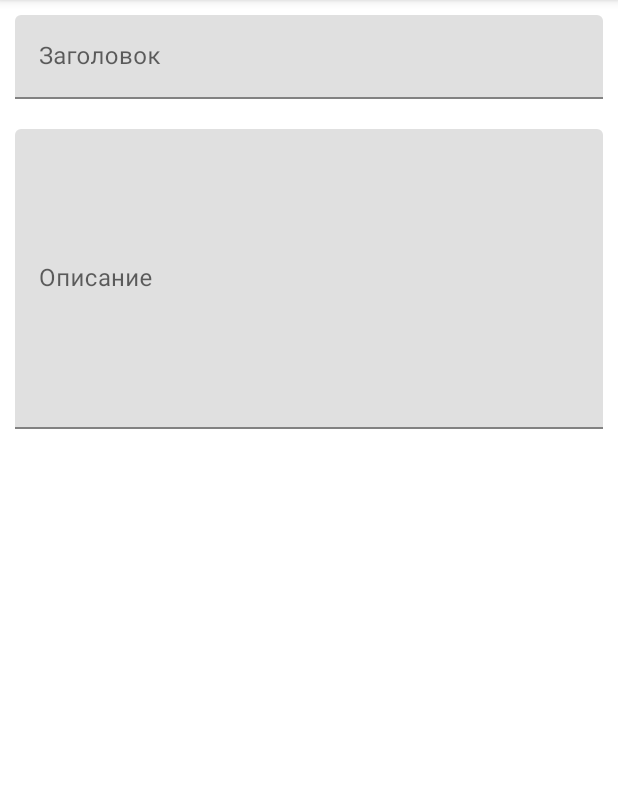
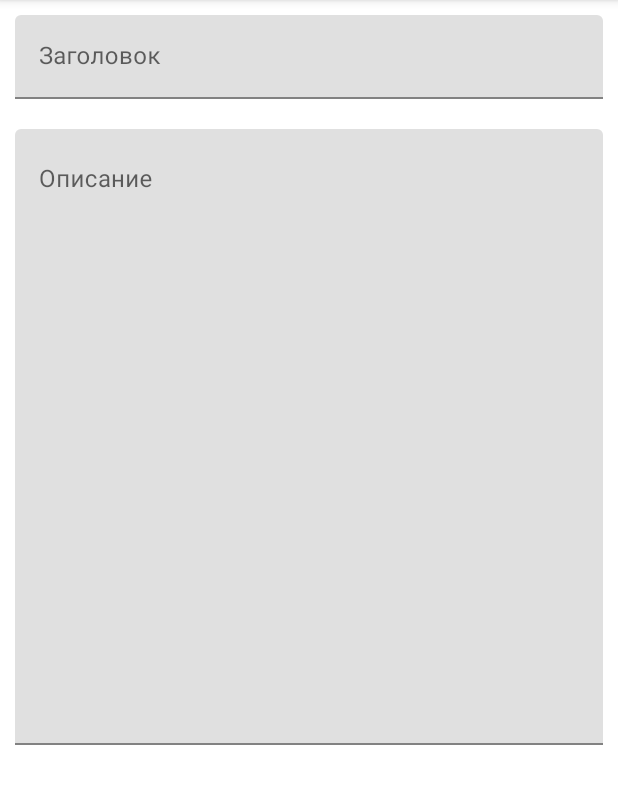
Before and after one commit to JackSaf/Notes, an Android app: the fragment NoteDetailsFragment placed in its activity, on a phone screen of 412 x 824 dp, the part 84-888 px from its top. Run offline under Robolectric (Android 15) with nearby library versions, the phone set to English and light mode, and no system bars; our stand-ins replace Dagger/Hilt's generated code.

Commit message:
changed text field for description

```diff
--- a/app/src/main/res/layout/fragment_note_details.xml
+++ b/app/src/main/res/layout/fragment_note_details.xml
@@ -21,16 +21,20 @@
 
     <com.google.android.material.textfield.TextInputLayout
         android:id="@+id/description_input_layout"
+        android:hint="@string/description_hint"
         android:layout_width="match_parent"
-        android:layout_height="200dp"
+        android:layout_height="wrap_content"
         android:layout_margin="10dp"
-        android:gravity="top|start"
-        android:hint="@string/description_hint">
+        android:textAlignment="textStart"
+        >
 
         <com.google.android.material.textfield.TextInputEditText
             android:id="@+id/description"
             android:layout_width="match_parent"
-            android:layout_height="match_parent" />
+            android:layout_height="wrap_content"
+            android:gravity="top"
+            android:lines="20"
+            android:inputType="textMultiLine"/>
     </com.google.android.material.textfield.TextInputLayout>
 
 </LinearLayout>
```
